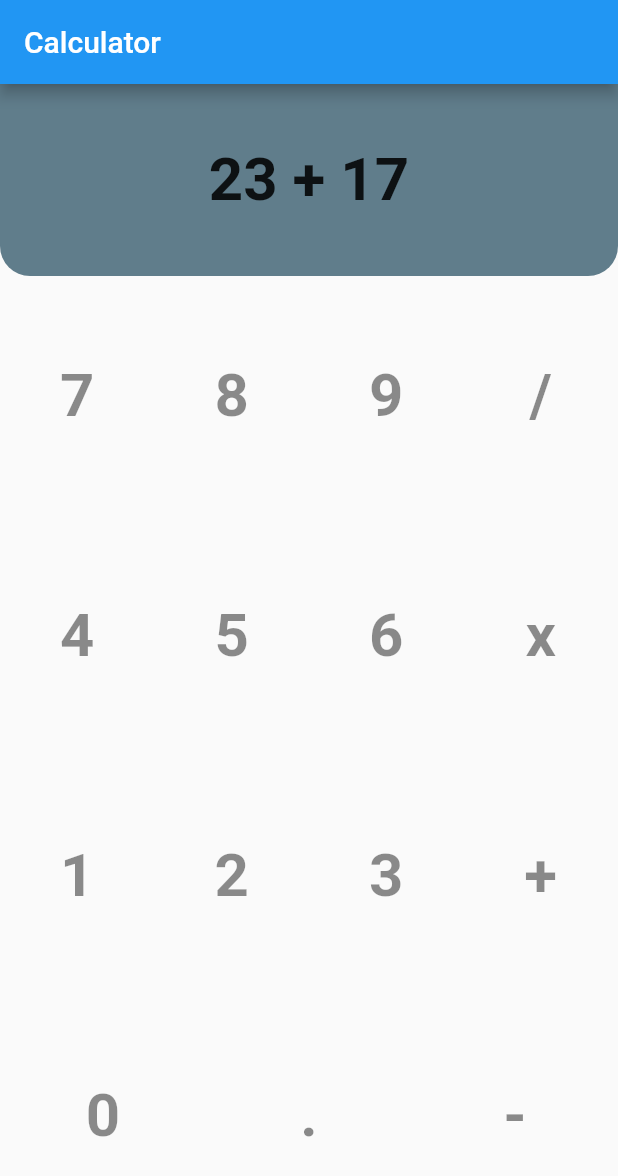
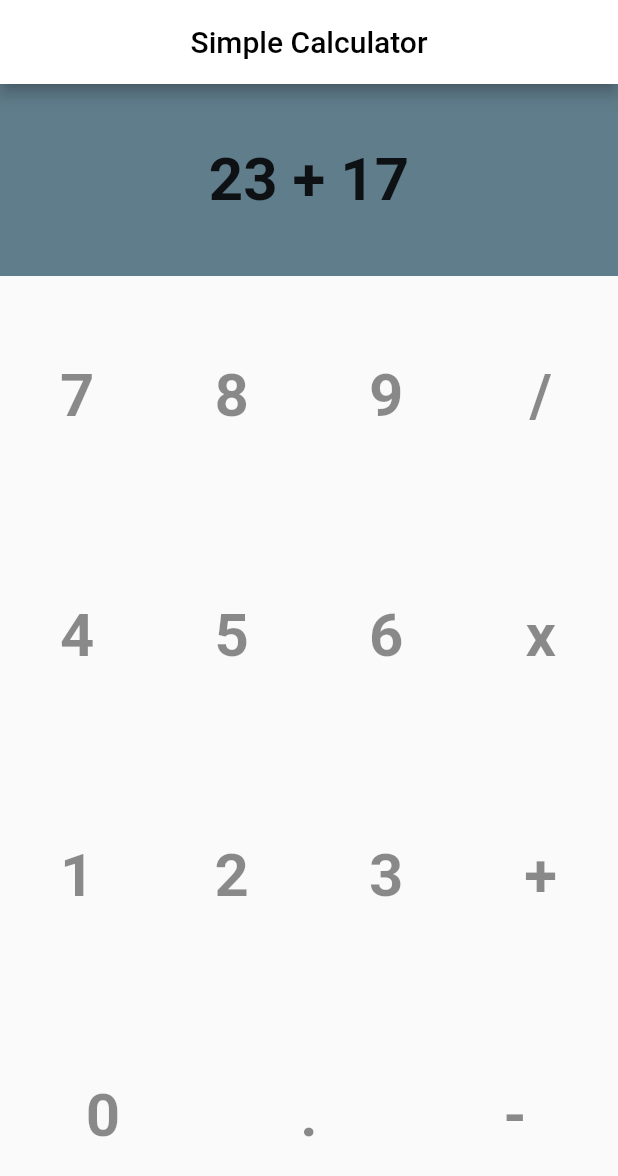
Before and after one commit to angeloobeta/calculator_flutter, a Flutter app: the screen it shows after launch, on a phone screen of 412 x 824 dp. Shown: the top 1176 px of the screen. Run offline on Flutter 3.47's test engine with Material 2 defaults, Android fonts, the phone set to English and light mode, and no system bars.

Commit message:
refactor code

```diff
--- a/lib/main.dart
+++ b/lib/main.dart
@@ -13,9 +13,8 @@ class MyApp extends StatelessWidget {
   Widget build(BuildContext context) {
     return MaterialApp(
       debugShowCheckedModeBanner: false,
-      title: 'Calculator',
       theme: ThemeData(
-        primarySwatch: Colors.blue,
+        primarySwatch: Colors.lightBlue,
       ),
       home: FrontView(),
     );
--- a/lib/view/front_view.dart
+++ b/lib/view/front_view.dart
@@ -11,18 +11,18 @@ class _FrontViewState extends State<FrontView> {
   final String inputValue = "23 + 17";
   @override
   Widget build(BuildContext context) {
-    return Scaffold(
-        appBar: AppBar(title: Text('Calculator')),
+    return SafeArea(
+        child: Scaffold(
+            appBar: AppBar(
+              backgroundColor: Colors.white,
+              centerTitle: true,
+              title: const Text("Simple Calculator"),
+            ),
             body: Column(
               children: [
                 Expanded(
                   child: Container(
-                  decoration: const BoxDecoration(
-                      borderRadius: BorderRadius.only(
-                        bottomLeft: Radius.circular(20),
-                        bottomRight: Radius.circular(20),
-                      ),
-                      color: Colors.blueGrey),
+                      color: Colors.blueGrey,
                       child: Row(
                         mainAxisAlignment: MainAxisAlignment.spaceAround,
                         children: [
@@ -46,25 +46,27 @@ class _FrontViewState extends State<FrontView> {
                       ],
                     ))
               ],
-        ));
+            )));
   }
 
   Widget buttons(String str) {
     List<String> token = str.split(",");
     return Row(
-      // mainAxisAlignment: MainAxisAlignment.spaceBetween,
       children: token
-          .map((_value) => Expanded(
+          .map(
+            (_value) => Expanded(
               child: Padding(
                   padding: const EdgeInsets.all(5),
                   child: TextButton(
+                      style: const ButtonStyle(),
                       child: Text(_value,
                           style: const TextStyle(
                               color: Colors.black45,
                               fontWeight: FontWeight.bold,
                               fontSize: 40)),
                       onPressed: () {})),
-              ))
+            ),
+          )
           .toList(),
     );
   }
```
Lines whose indentation alone changed are shown as unchanged.
